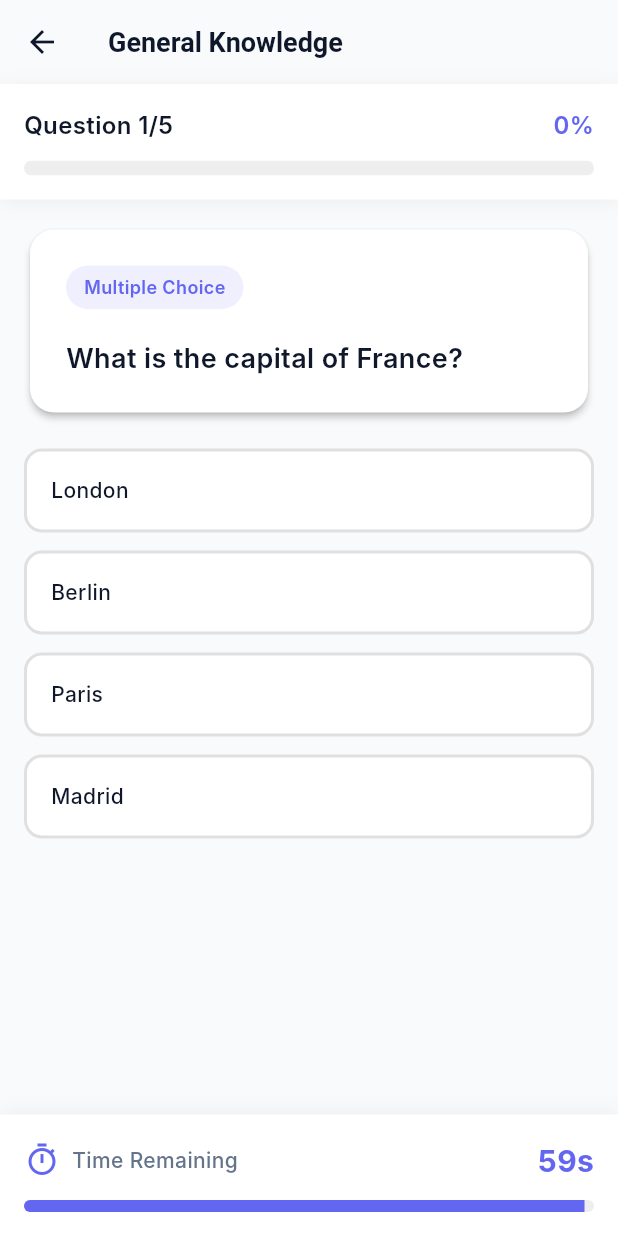
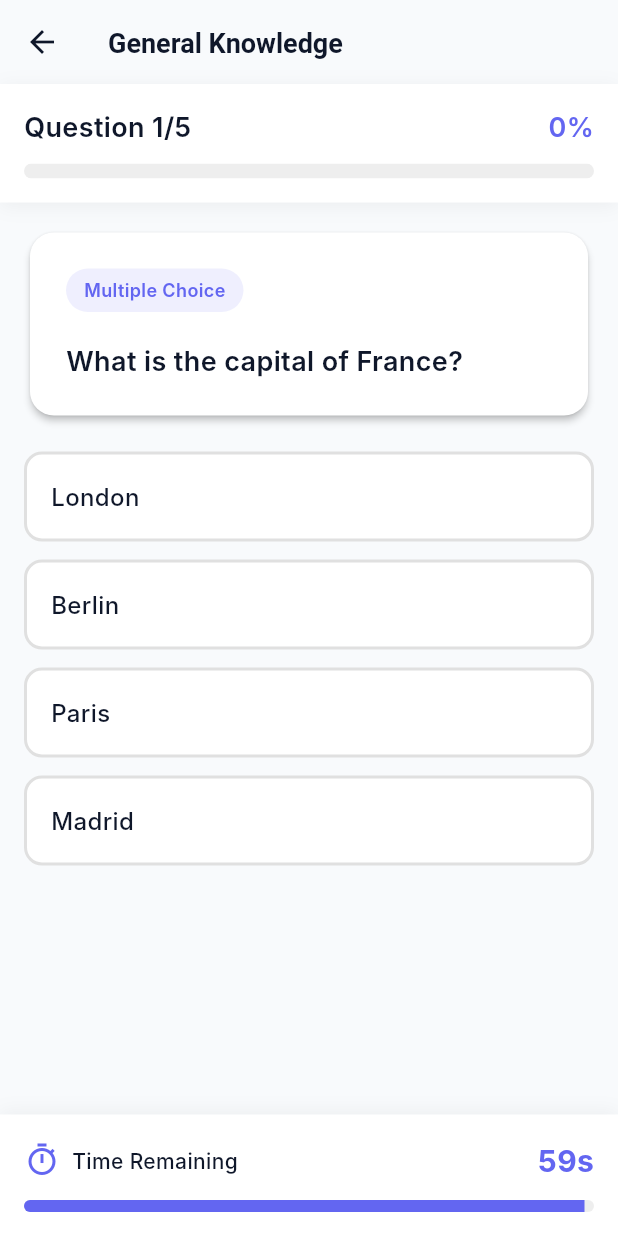
Before and after one commit to ubaid5/quiz_learning, a Flutter app: the QuizScreen screen opened directly with sample values from the repository, on a phone screen of 412 x 824 dp. Run offline on Flutter 3.47's test engine with Material 3 defaults, Android fonts, the light colour scheme and no system bars; our stand-ins replace go_router; network calls fail; Roboto replaces fonts that are missing (Inter).

Commit message:
feat: Use strings and text styles

```diff
--- a/lib/screens/quiz_screen.dart
+++ b/lib/screens/quiz_screen.dart
@@ -6,6 +6,8 @@ import '../models/quiz_category_model.dart';
 import '../models/quiz_result_model.dart';
 import '../widgets/option_card.dart';
 import '../core/theme/app_theme.dart';
+import '../core/theme/app_text_styles.dart';
+import '../core/constants/app_strings.dart';
 
 class QuizScreen extends StatefulWidget {
   final QuizCategoryModel category;
@@ -106,16 +108,16 @@ class _QuizScreenState extends State<QuizScreen> {
         final shouldPop = await showDialog<bool>(
           context: context,
           builder: (context) => AlertDialog(
-            title: const Text('Exit Quiz?'),
-            content: const Text('Your progress will be lost. Are you sure you want to exit?'),
+            title: Text(AppStrings.exitQuiz),
+            content: Text(AppStrings.exitQuizMessage),
             actions: [
               TextButton(
                 onPressed: () => Navigator.of(context).pop(false),
-                child: const Text('Cancel'),
+                child: Text(AppStrings.cancel),
               ),
               TextButton(
                 onPressed: () => Navigator.of(context).pop(true),
-                child: const Text('Exit'),
+                child: Text(AppStrings.exit),
               ),
             ],
           ),
@@ -133,16 +135,16 @@ class _QuizScreenState extends State<QuizScreen> {
               final shouldExit = await showDialog<bool>(
                 context: context,
                 builder: (context) => AlertDialog(
-                  title: const Text('Exit Quiz?'),
-                  content: const Text('Your progress will be lost. Are you sure you want to exit?'),
+                  title: Text(AppStrings.exitQuiz),
+                  content: Text(AppStrings.exitQuizMessage),
                   actions: [
                     TextButton(
                       onPressed: () => Navigator.of(context).pop(false),
-                      child: const Text('Cancel'),
+                      child: Text(AppStrings.cancel),
                     ),
                     TextButton(
                       onPressed: () => Navigator.of(context).pop(true),
-                      child: const Text('Exit'),
+                      child: Text(AppStrings.exit),
                       style: TextButton.styleFrom(
                         foregroundColor: AppTheme.incorrectColor,
                       ),
@@ -158,11 +160,7 @@ class _QuizScreenState extends State<QuizScreen> {
           ),
           title: Text(
             widget.category.name,
-            style: TextStyle(
-              color: AppTheme.textPrimary,
-              fontSize: isWeb ? 20 : 18,
-              fontWeight: FontWeight.w600,
-            ),
+            style: isWeb ? AppTextStyles.heading4Web : AppTextStyles.heading4,
           ),
         ),
         body: SafeArea(
@@ -198,13 +196,9 @@ class _QuizScreenState extends State<QuizScreen> {
                                 ),
                                 child: Text(
                                   _currentQuestion.type == QuestionType.multipleChoice
-                                      ? 'Multiple Choice'
-                                      : 'True/False',
-                                  style: TextStyle(
-                                    fontSize: isWeb ? 13 : 12,
-                                    fontWeight: FontWeight.w600,
-                                    color: AppTheme.primaryColor,
-                                  ),
+                                      ? AppStrings.multipleChoice
+                                      : AppStrings.trueFalse,
+                                  style: isWeb ? AppTextStyles.badgeWeb : AppTextStyles.badge,
                                 ),
                               ),
 
@@ -213,12 +207,7 @@ class _QuizScreenState extends State<QuizScreen> {
                               // Question Text
                               Text(
                                 _currentQuestion.question,
-                                style: TextStyle(
-                                  fontSize: isWeb ? 22 : 18,
-                                  fontWeight: FontWeight.w600,
-                                  color: AppTheme.textPrimary,
-                                  height: 1.4,
-                                ),
+                                style: isWeb ? AppTextStyles.questionTextWeb : AppTextStyles.questionText,
                               ),
                             ],
                           ),
@@ -258,15 +247,11 @@ class _QuizScreenState extends State<QuizScreen> {
                               SizedBox(width: isWeb ? 12 : 10),
                               Text(
                                 _selectedAnswer == _currentQuestion.correctAnswer
-                                    ? 'Correct! Well done! 🎉'
-                                    : 'Incorrect. Try the next one! 💪',
-                                style: TextStyle(
-                                  fontSize: isWeb ? 16 : 14,
-                                  fontWeight: FontWeight.w600,
-                                  color: _selectedAnswer == _currentQuestion.correctAnswer
-                                      ? AppTheme.correctColor
-                                      : AppTheme.incorrectColor,
-                                ),
+                                    ? AppStrings.feedbackCorrect
+                                    : AppStrings.feedbackIncorrect,
+                                style: _selectedAnswer == _currentQuestion.correctAnswer
+                                    ? (isWeb ? AppTextStyles.feedbackCorrectWeb : AppTextStyles.feedbackCorrect)
+                                    : (isWeb ? AppTextStyles.feedbackIncorrectWeb : AppTextStyles.feedbackIncorrect),
                               ),
                             ],
                           ),
@@ -305,12 +290,11 @@ class _QuizScreenState extends State<QuizScreen> {
                               padding: EdgeInsets.symmetric(
                                 vertical: isWeb ? 20 : 16,
                               ),
-                              textStyle: TextStyle(
-                                fontSize: isWeb ? 18 : 16,
-                                fontWeight: FontWeight.w600,
-                              ),
                             ),
-                            child: const Text('Submit Answer'),
+                            child: Text(
+                              AppStrings.submitAnswer,
+                              style: isWeb ? AppTextStyles.buttonTextWeb : AppTextStyles.buttonText,
+                            ),
                           ),
                         ),
 
@@ -324,15 +308,12 @@ class _QuizScreenState extends State<QuizScreen> {
                               padding: EdgeInsets.symmetric(
                                 vertical: isWeb ? 20 : 16,
                               ),
-                              textStyle: TextStyle(
-                                fontSize: isWeb ? 18 : 16,
-                                fontWeight: FontWeight.w600,
-                              ),
                             ),
                             child: Text(
                               _currentQuestionIndex < _questions.length - 1
-                                  ? 'Next Question'
-                                  : 'View Results',
+                                  ? AppStrings.nextQuestion
+                                  : AppStrings.viewResults,
+                              style: isWeb ? AppTextStyles.buttonTextWeb : AppTextStyles.buttonText,
                             ),
                           ),
                         ),
@@ -372,18 +353,12 @@ class _QuizScreenState extends State<QuizScreen> {
             mainAxisAlignment: MainAxisAlignment.spaceBetween,
             children: [
               Text(
-                'Question ${_currentQuestionIndex + 1}/$_totalQuestions',
-                style: TextStyle(
-                  fontSize: isWeb ? 18 : 16,
-                  fontWeight: FontWeight.w600,
-                  color: AppTheme.textPrimary,
-                ),
+                AppStrings.questionFormat(_currentQuestionIndex + 1, _totalQuestions),
+                style: isWeb ? AppTextStyles.heading4Web : AppTextStyles.heading4,
               ),
               Text(
-                '$progressPercentage%',
-                style: TextStyle(
-                  fontSize: isWeb ? 18 : 16,
-                  fontWeight: FontWeight.w600,
+                AppStrings.percentageFormat(progressPercentage),
+                style: (isWeb ? AppTextStyles.heading4Web : AppTextStyles.heading4).copyWith(
                   color: AppTheme.primaryColor,
                 ),
               ),
@@ -435,20 +410,14 @@ class _QuizScreenState extends State<QuizScreen> {
                   ),
                   SizedBox(width: isWeb ? 12 : 8),
                   Text(
-                    'Time Remaining',
-                    style: TextStyle(
-                      fontSize: isWeb ? 16 : 14,
-                      fontWeight: FontWeight.w500,
-                      color: AppTheme.textSecondary,
-                    ),
+                    AppStrings.timeRemaining,
+                    style: isWeb ? AppTextStyles.bodyMediumWeb : AppTextStyles.bodyMedium,
                   ),
                 ],
               ),
               Text(
-                '${_remainingSeconds}s',
-                style: TextStyle(
-                  fontSize: isWeb ? 24 : 20,
-                  fontWeight: FontWeight.w700,
+                AppStrings.secondsFormat(_remainingSeconds),
+                style: (isWeb ? AppTextStyles.timerLargeWeb : AppTextStyles.timerLarge).copyWith(
                   color: _remainingSeconds <= 10
                       ? AppTheme.incorrectColor
                       : AppTheme.primaryColor,
--- a/lib/widgets/option_card.dart
+++ b/lib/widgets/option_card.dart
@@ -1,5 +1,6 @@
 import 'package:flutter/material.dart';
 import '../core/theme/app_theme.dart';
+import '../core/theme/app_text_styles.dart';
 
 class OptionCard extends StatelessWidget {
   final String option;
@@ -64,10 +65,8 @@ class OptionCard extends StatelessWidget {
             Expanded(
               child: Text(
                 option,
-                style: TextStyle(
-                  fontSize: isWeb ? 16 : 14,
+                style: (isWeb ? AppTextStyles.bodyLargeWeb : AppTextStyles.bodyLarge).copyWith(
                   fontWeight: isSelected ? FontWeight.w600 : FontWeight.w500,
-                  color: AppTheme.textPrimary,
                 ),
               ),
             ),
```
Also changed, not shown: lib/screens/countdown_screen.dart (+6 -9 lines), lib/screens/home_screen.dart (+13 -23 lines), lib/screens/result_screen.dart (+27 -48 lines), lib/widgets/quiz_category_card.dart (+10 -19 lines), lib/widgets/user_header_widget.dart (+7 -16 lines).
